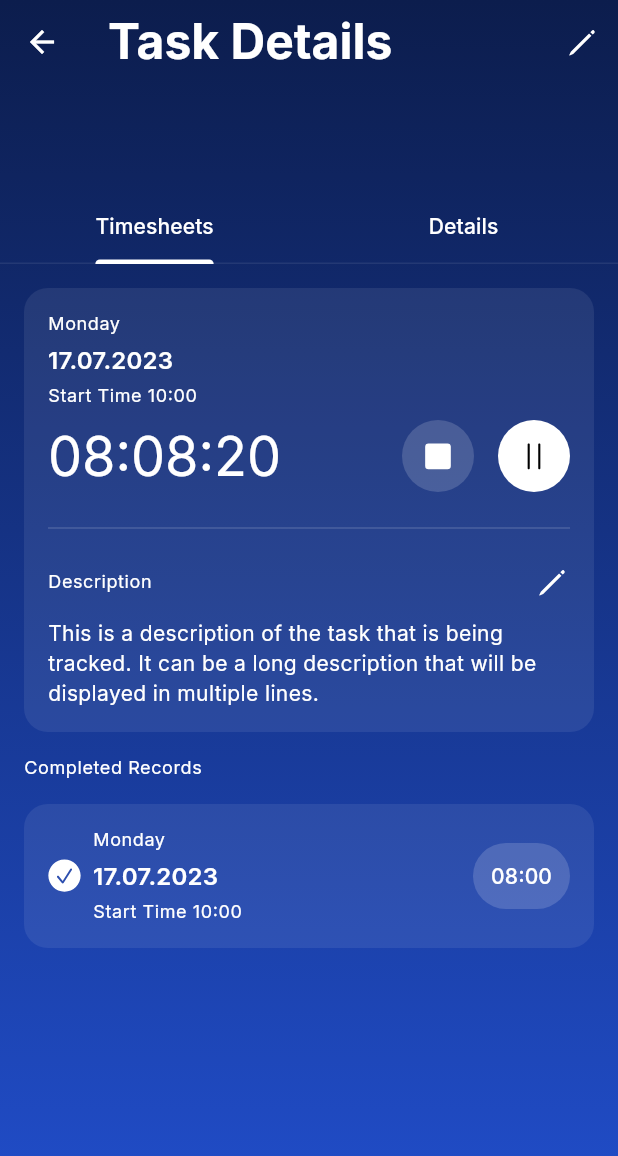
After one commit to ikramhasan/flutter_timer_app, a Flutter app: the screen it shows after launch, after a tap on "iOS app deployment", on a phone screen of 412 x 824 dp. The commit adds this screen. Shown: the top 1156 px of the screen. Run offline on Flutter 3.47's test engine with Material 3 defaults, Android fonts, the phone set to English and light mode, and no system bars; our stand-ins replace flutter_hooks, flutter_svg, go_router, google_fonts.

Commit message:
add: timesheet page

```diff
--- /dev/null
+++ b/lib/core/presentation/components/horizontal_divider_widget.dart
@@ -0,0 +1,19 @@
+import 'package:flutter/material.dart';
+
+class HorizontalDividerWidget extends StatelessWidget {
+  const HorizontalDividerWidget({super.key, required this.height});
+
+  final double height;
+
+  @override
+  Widget build(BuildContext context) {
+    return Container(
+      height: height,
+      width: 2,
+      decoration: BoxDecoration(
+        borderRadius: BorderRadius.circular(8),
+        color: const Color(0xFFFFC629),
+      ),
+    );
+  }
+}
--- /dev/null
+++ b/lib/core/presentation/components/primary_container.dart
@@ -0,0 +1,21 @@
+import 'package:flutter/material.dart';
+import 'package:flutter_timer_app/core/presentation/styles/colors.dart';
+
+class PrimaryContainer extends StatelessWidget {
+  const PrimaryContainer({super.key, required this.child});
+
+  final Widget child;
+
+  @override
+  Widget build(BuildContext context) {
+    return Container(
+      width: double.infinity,
+      padding: const EdgeInsets.all(16),
+      decoration: BoxDecoration(
+        borderRadius: BorderRadius.circular(16),
+        color: AppColors.surfaceColor,
+      ),
+      child: child,
+    );
+  }
+}
--- a/lib/core/presentation/routes/routes.dart
+++ b/lib/core/presentation/routes/routes.dart
@@ -1,4 +1,4 @@
-import 'package:flutter_timer_app/task/presentation/task_details_page.dart';
+import 'package:flutter_timer_app/task/presentation/task_page.dart';
 import 'package:flutter_timer_app/timer/presentation/create_timer/create_timer_page.dart';
 import 'package:flutter_timer_app/timer/presentation/timer_list/timer_list_page.dart';
 import 'package:go_router/go_router.dart';
@@ -14,8 +14,8 @@ final goRouter = GoRouter(
       builder: (context, state) => const CreateTimerPage(),
     ),
     GoRoute(
-      path: '/task-details',
-      builder: (context, state) => const TaskDetailsPage(),
+      path: '/task',
+      builder: (context, state) => const TaskPage(),
     ),
   ],
 );
--- a/lib/task/presentation/components/competed_task.dart
+++ b/lib/task/presentation/components/competed_task.dart
@@ -1,6 +1,7 @@
 import 'package:flutter/material.dart';
 import 'package:flutter_svg/flutter_svg.dart';
 import 'package:flutter_timer_app/core/presentation/assets/svg_assets.dart';
+import 'package:flutter_timer_app/core/presentation/components/primary_container.dart';
 import 'package:flutter_timer_app/core/presentation/styles/colors.dart';
 import 'package:flutter_timer_app/core/presentation/styles/spacings.dart';
 
@@ -11,13 +12,7 @@ class CompletedTask extends StatelessWidget {
   Widget build(BuildContext context) {
     return Padding(
       padding: const EdgeInsets.all(16),
-      child: Container(
-        width: double.infinity,
-        padding: const EdgeInsets.all(16),
-        decoration: BoxDecoration(
-          borderRadius: BorderRadius.circular(16),
-          color: AppColors.surfaceColor,
-        ),
+      child: PrimaryContainer(
         child: Row(
           mainAxisAlignment: MainAxisAlignment.spaceBetween,
           children: [
--- /dev/null
+++ b/lib/task/presentation/components/timesheet_card.dart
@@ -0,0 +1,90 @@
+import 'package:flutter/material.dart';
+import 'package:flutter_svg/flutter_svg.dart';
+import 'package:flutter_timer_app/core/presentation/assets/svg_assets.dart';
+import 'package:flutter_timer_app/core/presentation/components/primary_container.dart';
+import 'package:flutter_timer_app/core/presentation/styles/colors.dart';
+import 'package:flutter_timer_app/core/presentation/styles/spacings.dart';
+
+class TimesheetCard extends StatelessWidget {
+  const TimesheetCard({super.key});
+
+  @override
+  Widget build(BuildContext context) {
+    return Padding(
+      padding: const EdgeInsets.all(16),
+      child: PrimaryContainer(
+        child: Column(
+          crossAxisAlignment: CrossAxisAlignment.start,
+          children: [
+            Text(
+              'Monday',
+              style: Theme.of(context).textTheme.bodySmall,
+            ),
+            Spacings.verticalSpacing4,
+            Text(
+              '17.07.2023',
+              style: Theme.of(context).textTheme.titleMedium,
+            ),
+            Spacings.verticalSpacing4,
+            Text(
+              'Start Time 10:00',
+              style: Theme.of(context).textTheme.bodySmall,
+            ),
+            Spacings.verticalSpacing8,
+            Row(
+              mainAxisAlignment: MainAxisAlignment.spaceBetween,
+              children: [
+                Text(
+                  '08:08:20',
+                  style: Theme.of(context).textTheme.displaySmall,
+                ),
+                Row(
+                  children: [
+                    Container(
+                      padding: const EdgeInsets.all(12),
+                      decoration: BoxDecoration(
+                        borderRadius: BorderRadius.circular(100),
+                        color: AppColors.secondaryContainer,
+                      ),
+                      child: SvgPicture.asset(SvgAssets.stop),
+                    ),
+                    Spacings.horizontalSpacing16,
+                    Container(
+                      padding: const EdgeInsets.all(12),
+                      decoration: BoxDecoration(
+                        borderRadius: BorderRadius.circular(100),
+                        color: Colors.white,
+                      ),
+                      child: SvgPicture.asset(SvgAssets.pause),
+                    ),
+                  ],
+                ),
+              ],
+            ),
+            Spacings.verticalSpacing16,
+            Divider(
+              thickness: 1,
+              color: AppColors.secondaryContainer,
+            ),
+            Spacings.verticalSpacing16,
+            Row(
+              mainAxisAlignment: MainAxisAlignment.spaceBetween,
+              children: [
+                Text(
+                  'Description',
+                  style: Theme.of(context).textTheme.bodySmall,
+                ),
+                SvgPicture.asset(SvgAssets.pencil),
+              ],
+            ),
+            Spacings.verticalSpacing12,
+            Text(
+              'This is a description of the task that is being tracked. It can be a long description that will be displayed in multiple lines.',
+              style: Theme.of(context).textTheme.bodyMedium,
+            ),
+          ],
+        ),
+      ),
+    );
+  }
+}
--- /dev/null
+++ b/lib/task/presentation/task_page.dart
@@ -0,0 +1,70 @@
+import 'package:flutter/material.dart';
+import 'package:flutter_hooks/flutter_hooks.dart';
+import 'package:flutter_svg/flutter_svg.dart';
+import 'package:flutter_timer_app/core/presentation/assets/svg_assets.dart';
+import 'package:flutter_timer_app/core/presentation/components/primary_scaffold.dart';
+import 'package:flutter_timer_app/core/presentation/styles/colors.dart';
+import 'package:flutter_timer_app/core/presentation/styles/spacings.dart';
+import 'package:flutter_timer_app/task/presentation/task_details_page.dart';
+import 'package:flutter_timer_app/task/presentation/timesheet_page.dart';
+
+class TaskPage extends HookWidget {
+  const TaskPage({super.key});
+
+  static const String route = '/task';
+
+  @override
+  Widget build(BuildContext context) {
+    final selectedTabIndex = useState(0);
+
+    return PrimaryScaffold(
+      appBar: AppBar(
+        leading: const BackButton(
+          color: Colors.white,
+        ),
+        title: const Text('Task Details'),
+        actions: [
+          IconButton(
+            onPressed: () {},
+            icon: SvgPicture.asset(SvgAssets.pencil),
+          ),
+        ],
+      ),
+      body: Column(
+        crossAxisAlignment: CrossAxisAlignment.start,
+        children: [
+          Spacings.verticalSpacing32,
+          Spacings.verticalSpacing32,
+          Spacings.verticalSpacing32,
+          Spacings.verticalSpacing32,
+          DefaultTabController(
+            length: 2,
+            child: TabBar(
+              onTap: (value) {
+                selectedTabIndex.value = value;
+              },
+              labelColor: Colors.white,
+              unselectedLabelColor: Colors.white,
+              dividerColor: AppColors.surfaceColor,
+              indicatorColor: Colors.white,
+              tabs: const [
+                Tab(
+                  text: 'Timesheets',
+                ),
+                Tab(
+                  text: 'Details',
+                ),
+              ],
+            ),
+          ),
+          selectedTabIndex.value == 0
+              ? const TimesheetPage()
+              : const Padding(
+                  padding: EdgeInsets.all(16),
+                  child: TaskDetailsPage(),
+                ),
+        ],
+      ),
+    );
+  }
+}
--- /dev/null
+++ b/lib/task/presentation/timesheet_page.dart
@@ -0,0 +1,25 @@
+import 'package:flutter/material.dart';
+import 'package:flutter_timer_app/task/presentation/components/competed_task.dart';
+import 'package:flutter_timer_app/task/presentation/components/timesheet_card.dart';
+
+class TimesheetPage extends StatelessWidget {
+  const TimesheetPage({super.key});
+
+  @override
+  Widget build(BuildContext context) {
+    return Column(
+      crossAxisAlignment: CrossAxisAlignment.start,
+      children: [
+        const TimesheetCard(),
+        Padding(
+          padding: const EdgeInsets.symmetric(horizontal: 16.0),
+          child: Text(
+            'Completed Records',
+            style: Theme.of(context).textTheme.bodySmall,
+          ),
+        ),
+        const CompletedTask()
+      ],
+    );
+  }
+}
--- a/lib/timer/presentation/timer_list/components/timer_card.dart
+++ b/lib/timer/presentation/timer_list/components/timer_card.dart
@@ -1,8 +1,9 @@
 import 'package:flutter/material.dart';
 import 'package:flutter_timer_app/core/constants/constants.dart';
+import 'package:flutter_timer_app/core/presentation/components/horizontal_divider_widget.dart';
 import 'package:flutter_timer_app/core/presentation/styles/colors.dart';
 import 'package:flutter_timer_app/core/presentation/styles/spacings.dart';
-import 'package:flutter_timer_app/task/presentation/task_details_page.dart';
+import 'package:flutter_timer_app/task/presentation/task_page.dart';
 import 'package:flutter_timer_app/timer/presentation/timer_list/components/timer_button.dart';
 import 'package:go_router/go_router.dart';
 
@@ -13,7 +14,7 @@ class TimerCard extends StatelessWidget {
   Widget build(BuildContext context) {
     return GestureDetector(
       onTap: () {
-        context.go(TaskDetailsPage.route);
+        context.go(TaskPage.route);
       },
       child: Container(
         width: double.infinity,
@@ -25,14 +26,7 @@ class TimerCard extends StatelessWidget {
           padding: const EdgeInsets.all(AppConstants.defaultPadding),
           child: Row(
             children: [
-              Container(
-                height: 80,
-                width: 2,
-                decoration: BoxDecoration(
-                  borderRadius: BorderRadius.circular(8),
-                  color: const Color(0xFFFFC629),
-                ),
-              ),
+              const HorizontalDividerWidget(height: 80),
               Spacings.horizontalSpacing8,
               Column(
                 crossAxisAlignment: CrossAxisAlignment.start,
--- a/pubspec.yaml
+++ b/pubspec.yaml
@@ -17,6 +17,7 @@ dependencies:
   flutter_svg: ^2.0.9
   go_router: ^13.2.0
   google_fonts: ^6.1.0
+  flutter_hooks: ^0.20.5
 
 dev_dependencies:
   flutter_test:
```
Also changed, not shown: lib/task/presentation/components/task_details_card.dart (+48 -68 lines), lib/task/presentation/task_details_page.dart (+4 -57 lines), pubspec.lock.
